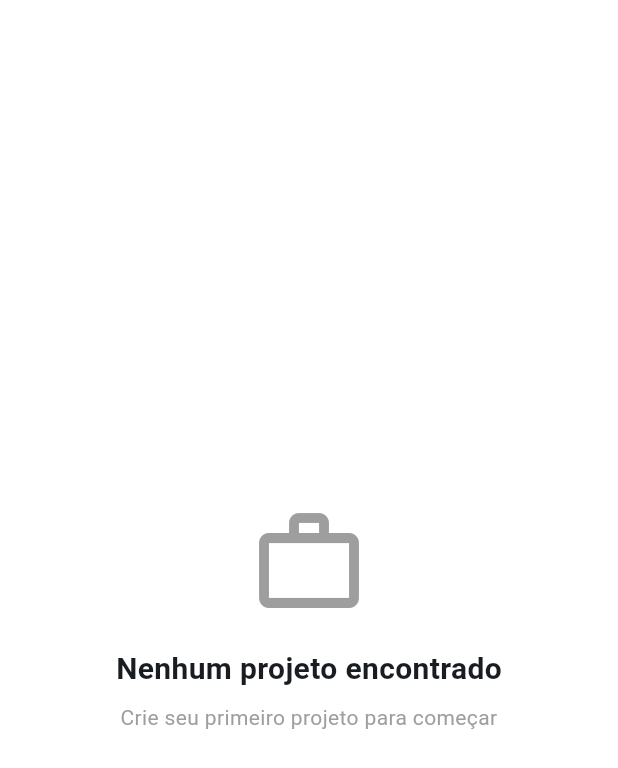
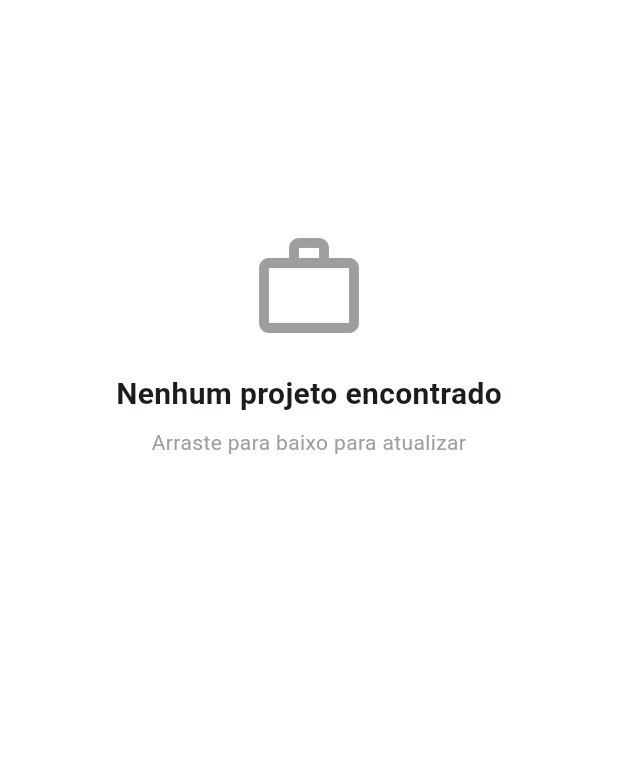
Before and after one commit to devjuanjso/rh_residencia, a Flutter app: the ProjectListPage screen opened directly, on a phone screen of 412 x 824 dp. Shown: the top 768 px of the screen. Run offline on Flutter 3.47's test engine with Material 3 defaults, Android fonts, the phone set to English and light mode, and no system bars; our stand-ins replace file_picker, flutter_secure_storage, image_picker, persistent_bottom_nav_bar; accounts and stored records are empty; network calls fail.

Commit message:
atualzicoes do ollama

```diff
--- a/front/lib/features/projects/view/project_form_page.dart
+++ b/front/lib/features/projects/view/project_form_page.dart
@@ -733,6 +733,7 @@ class _ProjectsFormPageState extends State<ProjectFormPage>
             MaterialPageRoute(
               builder: (_) => ProjectDetailPage(project: projetoCriado),
             ),
+            result: true,
           );
         } else if (context.mounted) {
           Navigator.pop(context, true);
--- a/front/lib/features/projects/view/project_list_page.dart
+++ b/front/lib/features/projects/view/project_list_page.dart
@@ -4,7 +4,6 @@ import '../../../core/layout/empty_state.dart';
 import '../components/position_list_item.dart';
 import '../model/project_model.dart';
 import '../viewmodel/project_list_viewmodel.dart';
-import '../../position/model/position_model.dart';
 
 class ProjectListPage extends StatefulWidget {
   const ProjectListPage({super.key});
@@ -52,10 +51,20 @@ class _ProjectListPageState extends State<ProjectListPage> {
     }
 
     if (vm.projetos.isEmpty) {
-      return const EmptyState(
-        icon: Icons.work_outline,
-        title: 'Nenhum projeto encontrado',
-        description: 'Crie seu primeiro projeto para começar',
+      return RefreshIndicator(
+        color: Colors.deepPurple,
+        onRefresh: vm.carregarProjetosPublicados,
+        child: ListView(
+          physics: const AlwaysScrollableScrollPhysics(),
+          children: const [
+            SizedBox(height: 120),
+            EmptyState(
+              icon: Icons.work_outline,
+              title: 'Nenhum projeto encontrado',
+              description: 'Arraste para baixo para atualizar',
+            ),
+          ],
+        ),
       );
     }
 
@@ -77,9 +86,14 @@ class _ProjectListPageState extends State<ProjectListPage> {
             },
             itemBuilder: (context, index) {
               final projeto = vm.projetos[index];
-              return SingleChildScrollView(
-                padding: const EdgeInsets.fromLTRB(20, 0, 20, 24),
-                child: _buildProjectCard(context, vm, projeto),
+              return RefreshIndicator(
+                color: Colors.deepPurple,
+                onRefresh: vm.carregarProjetosPublicados,
+                child: SingleChildScrollView(
+                  physics: const AlwaysScrollableScrollPhysics(),
+                  padding: const EdgeInsets.fromLTRB(20, 0, 20, 24),
+                  child: _buildProjectCard(context, vm, projeto),
+                ),
               );
             },
           ),
```
Also changed, not shown: front/lib/features/position/view/position_list_page.dart (+17 -2 lines), front/lib/features/profile/view/my_projects_page.dart (+8 -1 lines), front/lib/features/profile/view/profile_page.dart (+25 -7 lines), front/lib/features/projects/view/project_detail_page.dart (+14 -8 lines), 1 other file.
